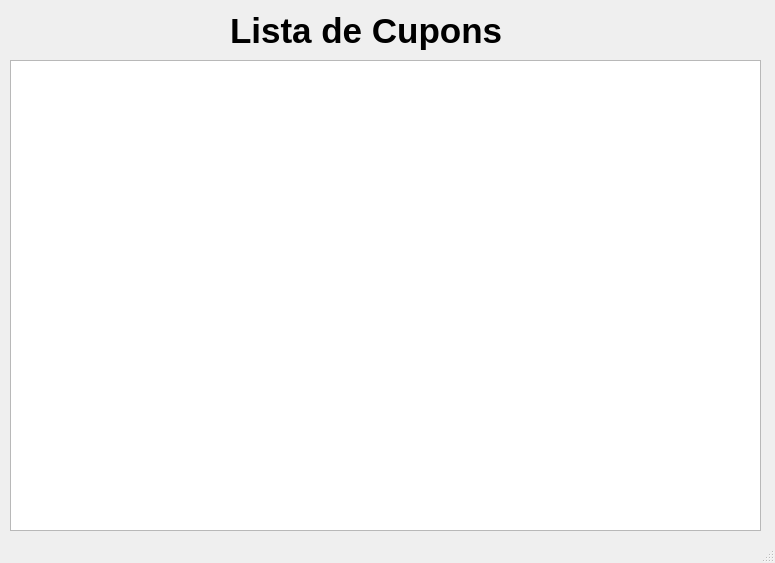
The window that list.ui (bruno-bert/nfpauto) describes before a commit, drawn with Qt 5.
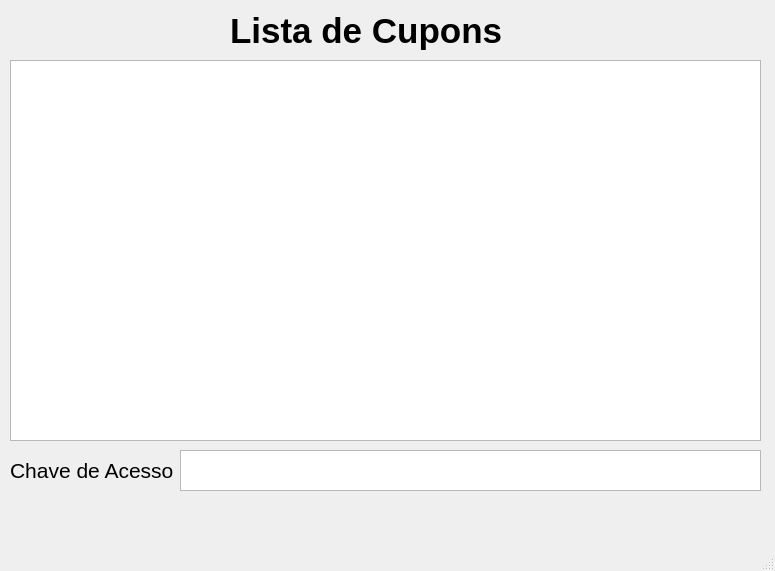
The same window after the commit.

Diff of the .ui file:
```diff
--- a/list.ui
+++ b/list.ui
@@ -7,7 +7,7 @@
     <x>0</x>
     <y>0</y>
     <width>775</width>
-    <height>563</height>
+    <height>571</height>
    </rect>
   </property>
   <property name="windowTitle">
@@ -41,7 +41,7 @@
       <x>10</x>
       <y>60</y>
       <width>751</width>
-      <height>471</height>
+      <height>381</height>
      </rect>
     </property>
     <property name="font">
@@ -78,6 +78,67 @@
      <bool>false</bool>
     </attribute>
    </widget>
+   <widget class="QTextEdit" name="txtChave">
+    <property name="geometry">
+     <rect>
+      <x>180</x>
+      <y>450</y>
+      <width>581</width>
+      <height>41</height>
+     </rect>
+    </property>
+    <property name="font">
+     <font>
+      <family>MS Reference Sans Serif</family>
+      <pointsize>14</pointsize>
+     </font>
+    </property>
+    <property name="tabChangesFocus">
+     <bool>false</bool>
+    </property>
+   </widget>
+   <widget class="QLabel" name="lblChave">
+    <property name="geometry">
+     <rect>
+      <x>10</x>
+      <y>450</y>
+      <width>171</width>
+      <height>41</height>
+     </rect>
+    </property>
+    <property name="font">
+     <font>
+      <family>Tahoma</family>
+      <pointsize>16</pointsize>
+      <weight>50</weight>
+      <bold>false</bold>
+     </font>
+    </property>
+    <property name="text">
+     <string>Chave de Acesso</string>
+    </property>
+   </widget>
+   <widget class="QLabel" name="lblDigitos">
+    <property name="geometry">
+     <rect>
+      <x>180</x>
+      <y>501</y>
+      <width>311</width>
+      <height>20</height>
+     </rect>
+    </property>
+    <property name="font">
+     <font>
+      <family>Tahoma</family>
+      <pointsize>10</pointsize>
+      <weight>50</weight>
+      <bold>false</bold>
+     </font>
+    </property>
+    <property name="text">
+     <string/>
+    </property>
+   </widget>
   </widget>
   <widget class="QMenuBar" name="menubar">
    <property name="geometry">
```
Left out of the diff: 5 changed lines with no effect on the pictures.
